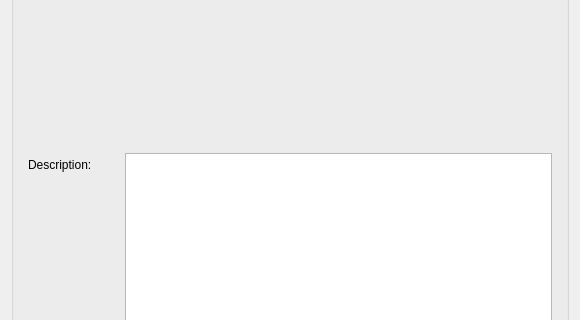
This is sources/lusan/view/si/ui/SIIncludeDetails.ui in aregtech/areg-sdk-tools as Qt 5 draws it before an edit; both pictures show x 0 to 580 and y 109 to 429 of the 580 by 600 pixel window. The edited form follows.
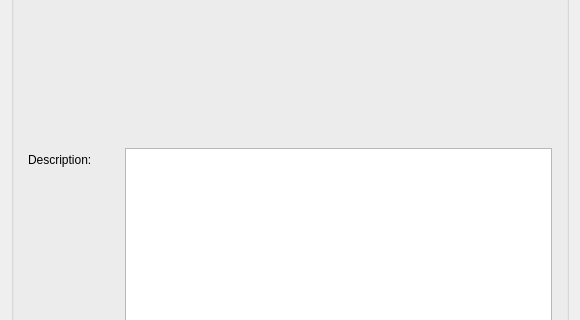
This is the edited form.

Patch:
```diff
--- a/sources/lusan/view/si/ui/SIIncludeDetails.ui
+++ b/sources/lusan/view/si/ui/SIIncludeDetails.ui
@@ -71,7 +71,7 @@
           <property name="sizeHint" stdset="0">
            <size>
             <width>20</width>
-            <height>170</height>
+            <height>165</height>
            </size>
           </property>
          </spacer>
@@ -87,7 +87,7 @@
           <property name="sizeHint" stdset="0">
            <size>
             <width>20</width>
-            <height>170</height>
+            <height>165</height>
            </size>
           </property>
          </spacer>
```
